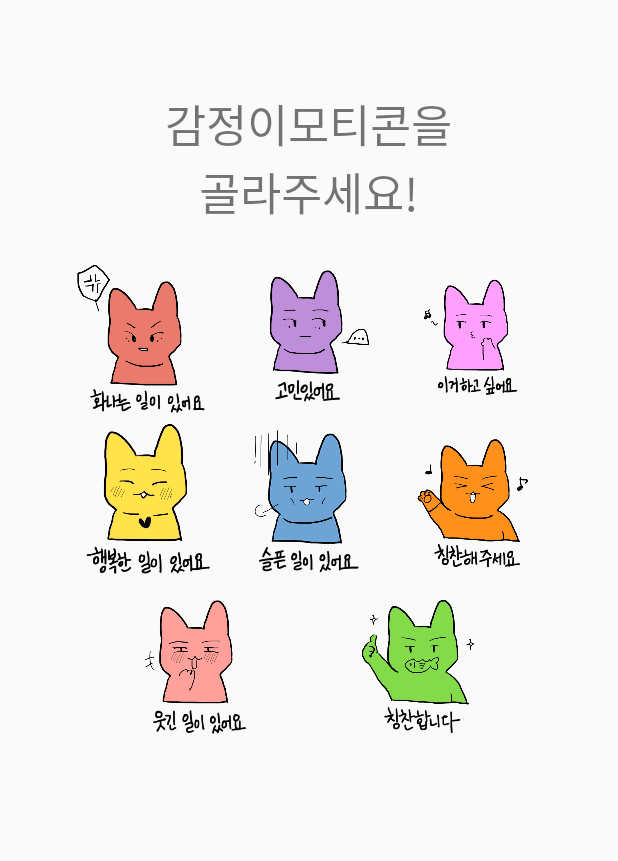
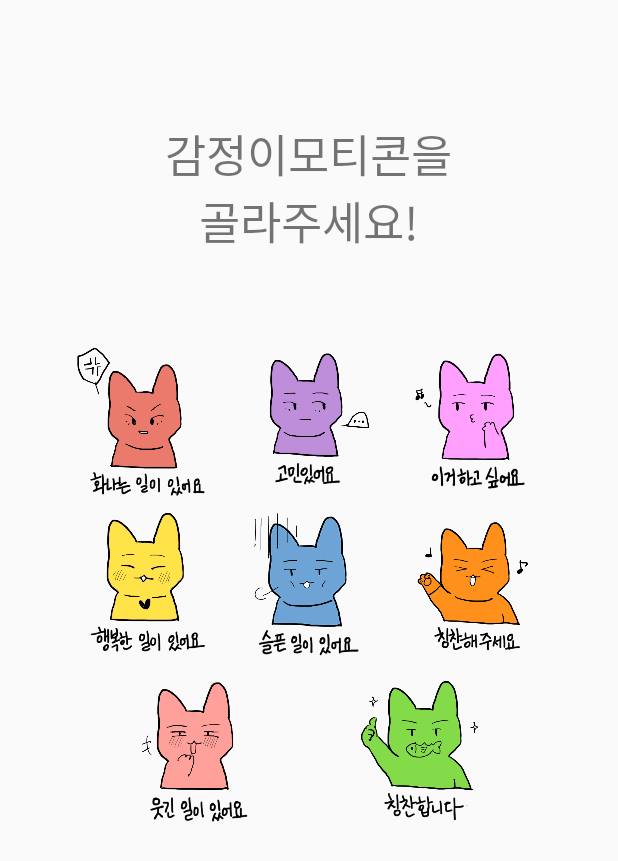
Before and after one commit to knot-knot/knotknot, an Android app: the EmoActivity screen opened directly, with no data from a screen before it, on a phone screen of 412 x 824 dp. Shown: the top 861 px of the screen. Run offline under Robolectric (Android 15) with nearby library versions, the phone set to English and light mode, and no system bars.

Commit message:
이모티콘 사이즈 맞춤/ 간격조정

```diff
--- a/app/src/main/res/layout/activity_emo.xml
+++ b/app/src/main/res/layout/activity_emo.xml
@@ -12,124 +12,129 @@
         android:layout_width="wrap_content"
         android:layout_height="wrap_content"
         android:text="감정이모티콘을"
+        android:fontFamily="@font/nixgonm"
         android:layout_gravity="center"
         android:textSize="30dp"
-        android:layout_marginTop="60dp"/>
+        android:layout_marginTop="80dp"/>
     <TextView
         android:layout_width="wrap_content"
         android:layout_height="wrap_content"
-        android:text="골라주세요!"
+        android:text="골라주세요!\n"
+        android:fontFamily="@font/nixgonm"
         android:layout_gravity="center"
         android:textSize="30dp"/>
 
 
     <RelativeLayout
+        android:id="@+id/emos"
         android:layout_width="match_parent"
-        android:layout_height="match_parent"
-        android:layout_margin="20dp"
-        android:id="@+id/emos">
+        android:layout_height="449dp"
+        android:layout_margin="20dp">
+
         <LinearLayout
+            android:id="@+id/emo_line1"
             android:layout_width="wrap_content"
             android:layout_height="wrap_content"
-            android:orientation="horizontal"
             android:layout_centerHorizontal="true"
-            android:id="@+id/emo_line1">
+            android:orientation="horizontal">
 
             <ImageButton
+                android:id="@+id/emo1"
                 android:layout_width="110dp"
                 android:layout_height="110dp"
-                android:src="@drawable/emo1"
-                android:id="@+id/emo1"
+                android:background="@android:color/transparent"
                 android:scaleType="centerCrop"
-                android:background="@android:color/transparent"
-                />
+                android:src="@drawable/emo1" />
+
             <ImageButton
+                android:id="@+id/emo2"
                 android:layout_width="110dp"
                 android:layout_height="110dp"
-                android:src="@drawable/emo2"
-                android:id="@+id/emo2"
                 android:layout_gravity="center"
+                android:background="@android:color/transparent"
                 android:scaleType="centerCrop"
-                android:background="@android:color/transparent"/>
+                android:src="@drawable/emo2" />
 
             <ImageButton
+                android:id="@+id/emo3"
+                android:padding="9dp"
                 android:layout_width="110dp"
                 android:layout_height="110dp"
-                android:src="@drawable/emo3"
-                android:id="@+id/emo3"
+                android:background="@android:color/transparent"
                 android:scaleType="centerCrop"
-                android:background="@android:color/transparent"
-                />
+                android:src="@drawable/emo3" />
 
         </LinearLayout>
 
         <LinearLayout
+            android:id="@+id/emo_line2"
             android:layout_width="wrap_content"
             android:layout_height="wrap_content"
-            android:orientation="horizontal"
+            android:layout_below="@id/emo_line1"
             android:layout_centerHorizontal="true"
-            android:layout_below="@id/emo_line1"
-            android:id="@+id/emo_line2">
+            android:orientation="horizontal">
 
             <ImageButton
+                android:id="@+id/emo4"
+                android:padding="4dp"
                 android:layout_width="110dp"
                 android:layout_height="110dp"
-                android:src="@drawable/emo4"
-                android:id="@+id/emo4"
+                android:background="@android:color/transparent"
                 android:scaleType="centerCrop"
-                android:background="@android:color/transparent"
-                />
+                android:src="@drawable/emo4" />
+
             <ImageButton
+                android:id="@+id/emo5"
                 android:layout_width="110dp"
                 android:layout_height="110dp"
-                android:src="@drawable/emo5"
-                android:id="@+id/emo5"
                 android:layout_gravity="center"
+                android:background="@android:color/transparent"
                 android:scaleType="centerCrop"
-                android:background="@android:color/transparent"/>
+                android:src="@drawable/emo5" />
 
             <ImageButton
+                android:id="@+id/emo6"
                 android:layout_width="110dp"
                 android:layout_height="110dp"
-                android:src="@drawable/emo6"
-                android:id="@+id/emo6"
+                android:background="@android:color/transparent"
                 android:scaleType="centerCrop"
-                android:background="@android:color/transparent"
-                />
+                android:src="@drawable/emo6" />
 
         </LinearLayout>
 
         <LinearLayout
+            android:id="@+id/emo_line3"
             android:layout_width="wrap_content"
             android:layout_height="wrap_content"
-            android:orientation="horizontal"
+            android:layout_below="@id/emo_line2"
             android:layout_centerHorizontal="true"
             android:layout_marginBottom="20dp"
-            android:layout_below="@id/emo_line2"
-            android:id="@+id/emo_line3">
+            android:orientation="horizontal">
 
 
             <ImageButton
                 android:id="@+id/emo7"
+                android:padding="7dp"
                 android:layout_width="110dp"
                 android:layout_height="110dp"
                 android:layout_gravity="center"
                 android:layout_marginLeft="20dp"
                 android:layout_marginRight="20dp"
-                android:src="@drawable/emo7"
+                android:background="@android:color/transparent"
                 android:scaleType="centerCrop"
-                android:background="@android:color/transparent"
-                />
+                android:src="@drawable/emo7" />
+
             <ImageButton
                 android:id="@+id/emo8"
+                android:padding="4dp"
                 android:layout_width="110dp"
                 android:layout_height="110dp"
                 android:layout_gravity="center"
                 android:layout_marginLeft="20dp"
                 android:layout_marginRight="20dp"
-                android:src="@drawable/emo8"
+                android:background="@android:color/transparent"
                 android:scaleType="centerCrop"
-                android:background="@android:color/transparent"/>
+                android:src="@drawable/emo8" />
 
         </LinearLayout>
     </RelativeLayout>
```
Also changed, not shown: app/src/main/res/drawable-v24/emo3.png (added), app/src/main/res/drawable-v24/emo7.png (added), app/src/main/res/drawable-v24/emo8.png (added), app/src/main/res/drawable/emo3.png (deleted), app/src/main/res/drawable/emo7.png (deleted), app/src/main/res/drawable/emo8.png (deleted).
